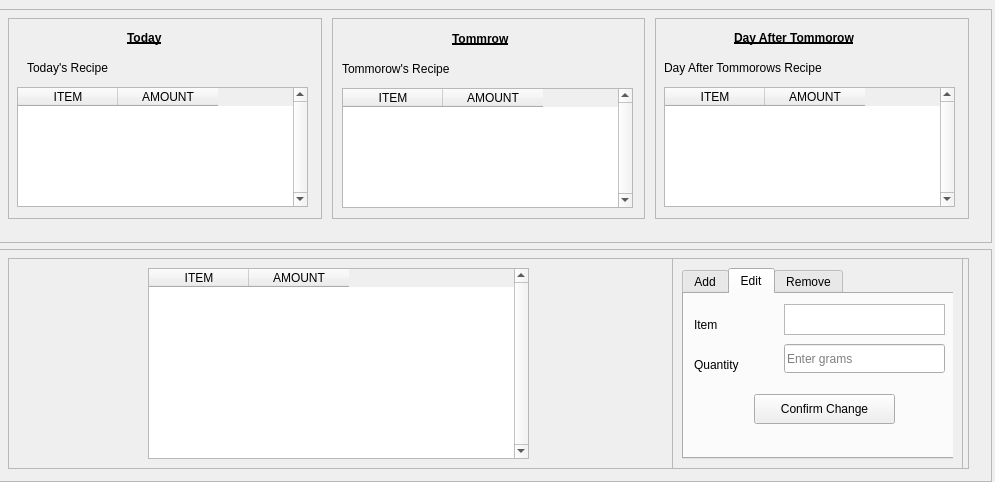
This is src/frontend/main.ui in tcassar/great-uni-hack-scran as Qt 5 draws it before an edit. The edited form follows.
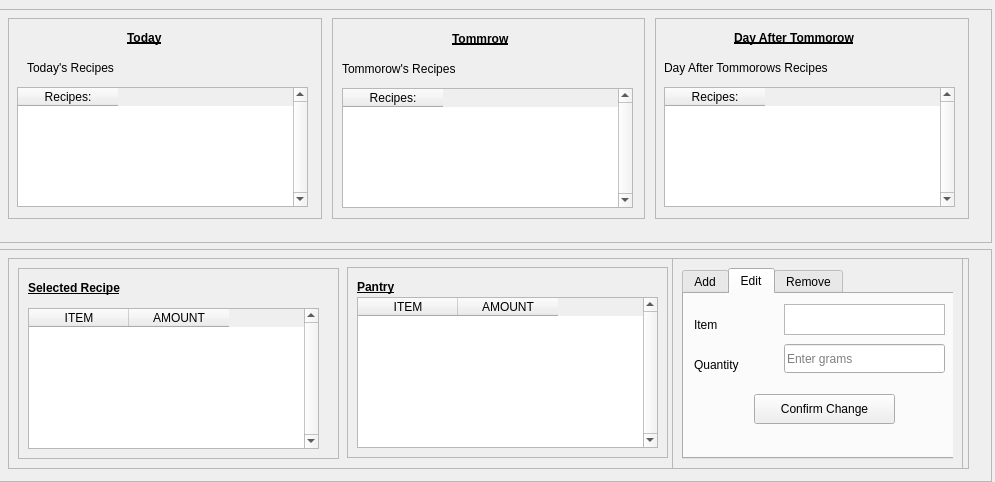
This is the edited form. The open tabs and pages were chosen to show the change.

Commit message: recipe selector added

```diff
--- a/src/frontend/main.ui
+++ b/src/frontend/main.ui
@@ -139,16 +139,11 @@
                 <enum>Qt::SolidLine</enum>
                </property>
                <property name="columnCount">
-                <number>2</number>
+                <number>1</number>
                </property>
                <column>
                 <property name="text">
-                 <string>ITEM</string>
-                </property>
-               </column>
-               <column>
-                <property name="text">
-                 <string>AMOUNT</string>
+                 <string>Recipes:</string>
                 </property>
                </column>
               </widget>
@@ -157,12 +152,12 @@
                 <rect>
                  <x>20</x>
                  <y>40</y>
-                 <width>121</width>
+                 <width>131</width>
                  <height>21</height>
                 </rect>
                </property>
                <property name="text">
-                <string>Today's Recipe</string>
+                <string>Today's Recipes</string>
                </property>
               </widget>
              </widget>
@@ -205,47 +200,6 @@
                 <string>Tommrow</string>
                </property>
               </widget>
-              <widget class="QTableWidget" name="tommorrowTable">
-               <property name="geometry">
-                <rect>
-                 <x>10</x>
-                 <y>70</y>
-                 <width>291</width>
-                 <height>120</height>
-                </rect>
-               </property>
-               <property name="verticalScrollBarPolicy">
-                <enum>Qt::ScrollBarAlwaysOn</enum>
-               </property>
-               <property name="horizontalScrollBarPolicy">
-                <enum>Qt::ScrollBarAlwaysOff</enum>
-               </property>
-               <property name="sizeAdjustPolicy">
-                <enum>QAbstractScrollArea::AdjustToContents</enum>
-               </property>
-               <property name="textElideMode">
-                <enum>Qt::ElideRight</enum>
-               </property>
-               <property name="showGrid">
-                <bool>true</bool>
-               </property>
-               <property name="gridStyle">
-                <enum>Qt::SolidLine</enum>
-               </property>
-               <property name="columnCount">
-                <number>2</number>
-               </property>
-               <column>
-                <property name="text">
-                 <string>ITEM</string>
-                </property>
-               </column>
-               <column>
-                <property name="text">
-                 <string>AMOUNT</string>
-                </property>
-               </column>
-              </widget>
               <widget class="QLabel" name="tommorowRecipe">
                <property name="geometry">
                 <rect>
@@ -256,9 +210,45 @@
                 </rect>
                </property>
                <property name="text">
-                <string>Tommorow's Recipe</string>
+                <string>Tommorow's Recipes</string>
                </property>
               </widget>
+              <widget class="QTableWidget" name="tommorowTable">
+               <property name="geometry">
+                <rect>
+                 <x>10</x>
+                 <y>70</y>
+                 <width>291</width>
+                 <height>120</height>
+                </rect>
+               </property>
+               <property name="verticalScrollBarPolicy">
+                <enum>Qt::ScrollBarAlwaysOn</enum>
+               </property>
+               <property name="horizontalScrollBarPolicy">
+                <enum>Qt::ScrollBarAlwaysOff</enum>
+               </property>
+               <property name="sizeAdjustPolicy">
+                <enum>QAbstractScrollArea::AdjustToContents</enum>
+               </property>
+               <property name="textElideMode">
+                <enum>Qt::ElideRight</enum>
+               </property>
+               <property name="showGrid">
+                <bool>true</bool>
+               </property>
+               <property name="gridStyle">
+                <enum>Qt::SolidLine</enum>
+               </property>
+               <property name="columnCount">
+                <number>1</number>
+               </property>
+               <column>
+                <property name="text">
+                 <string>Recipes:</string>
+                </property>
+               </column>
+              </widget>
              </widget>
             </widget>
            </item>
@@ -299,47 +289,6 @@
                 <string>Day After Tommorow</string>
                </property>
               </widget>
-              <widget class="QTableWidget" name="dayAfterTable">
-               <property name="geometry">
-                <rect>
-                 <x>10</x>
-                 <y>70</y>
-                 <width>291</width>
-                 <height>120</height>
-                </rect>
-               </property>
-               <property name="verticalScrollBarPolicy">
-                <enum>Qt::ScrollBarAlwaysOn</enum>
-               </property>
-               <property name="horizontalScrollBarPolicy">
-                <enum>Qt::ScrollBarAlwaysOff</enum>
-               </property>
-               <property name="sizeAdjustPolicy">
-                <enum>QAbstractScrollArea::AdjustToContents</enum>
-               </property>
-               <property name="textElideMode">
-                <enum>Qt::ElideRight</enum>
-               </property>
-               <property name="showGrid">
-                <bool>true</bool>
-               </property>
-               <property name="gridStyle">
-                <enum>Qt::SolidLine</enum>
-               </property>
-               <property name="columnCount">
-                <number>2</number>
-               </property>
-               <column>
-                <property name="text">
-                 <string>ITEM</string>
-                </property>
-               </column>
-               <column>
-                <property name="text">
-                 <string>AMOUNT</string>
-                </property>
-               </column>
-              </widget>
               <widget class="QLabel" name="dayAfterRecipe">
                <property name="geometry">
                 <rect>
@@ -350,9 +299,45 @@
                 </rect>
                </property>
                <property name="text">
-                <string>Day After Tommorows Recipe</string>
+                <string>Day After Tommorows Recipes</string>
                </property>
               </widget>
+              <widget class="QTableWidget" name="dayAfterTable">
+               <property name="geometry">
+                <rect>
+                 <x>10</x>
+                 <y>70</y>
+                 <width>291</width>
+                 <height>120</height>
+                </rect>
+               </property>
+               <property name="verticalScrollBarPolicy">
+                <enum>Qt::ScrollBarAlwaysOn</enum>
+               </property>
+               <property name="horizontalScrollBarPolicy">
+                <enum>Qt::ScrollBarAlwaysOff</enum>
+               </property>
+               <property name="sizeAdjustPolicy">
+                <enum>QAbstractScrollArea::AdjustToContents</enum>
+               </property>
+               <property name="textElideMode">
+                <enum>Qt::ElideRight</enum>
+               </property>
+               <property name="showGrid">
+                <bool>true</bool>
+               </property>
+               <property name="gridStyle">
+                <enum>Qt::SolidLine</enum>
+               </property>
+               <property name="columnCount">
+                <number>1</number>
+               </property>
+               <column>
+                <property name="text">
+                 <string>Recipes:</string>
+                </property>
+               </column>
+              </widget>
              </widget>
             </widget>
            </item>
@@ -401,47 +386,6 @@
              <property name="frameShadow">
               <enum>QFrame::Raised</enum>
              </property>
-             <widget class="QTableWidget" name="ItemsTable">
-              <property name="geometry">
-               <rect>
-                <x>140</x>
-                <y>10</y>
-                <width>381</width>
-                <height>191</height>
-               </rect>
-              </property>
-              <property name="verticalScrollBarPolicy">
-               <enum>Qt::ScrollBarAlwaysOn</enum>
-              </property>
-              <property name="sizeAdjustPolicy">
-               <enum>QAbstractScrollArea::AdjustToContents</enum>
-              </property>
-              <property name="gridStyle">
-               <enum>Qt::SolidLine</enum>
-              </property>
-              <property name="sortingEnabled">
-               <bool>true</bool>
-              </property>
-              <property name="rowCount">
-               <number>0</number>
-              </property>
-              <property name="columnCount">
-               <number>2</number>
-              </property>
-              <attribute name="horizontalHeaderCascadingSectionResizes">
-               <bool>false</bool>
-              </attribute>
-              <column>
-               <property name="text">
-                <string>ITEM</string>
-               </property>
-              </column>
-              <column>
-               <property name="text">
-                <string>AMOUNT</string>
-               </property>
-              </column>
-             </widget>
              <widget class="QFrame" name="listEditFrame">
               <property name="enabled">
                <bool>true</bool>
@@ -734,6 +678,146 @@
                </widget>
               </widget>
              </widget>
+             <widget class="QFrame" name="pantryTableFrame">
+              <property name="geometry">
+               <rect>
+                <x>339</x>
+                <y>9</y>
+                <width>321</width>
+                <height>191</height>
+               </rect>
+              </property>
+              <property name="frameShape">
+               <enum>QFrame::StyledPanel</enum>
+              </property>
+              <property name="frameShadow">
+               <enum>QFrame::Raised</enum>
+              </property>
+              <widget class="QTableWidget" name="pantryTable">
+               <property name="geometry">
+                <rect>
+                 <x>10</x>
+                 <y>30</y>
+                 <width>301</width>
+                 <height>151</height>
+                </rect>
+               </property>
+               <property name="verticalScrollBarPolicy">
+                <enum>Qt::ScrollBarAlwaysOn</enum>
+               </property>
+               <property name="sizeAdjustPolicy">
+                <enum>QAbstractScrollArea::AdjustToContents</enum>
+               </property>
+               <property name="gridStyle">
+                <enum>Qt::SolidLine</enum>
+               </property>
+               <property name="sortingEnabled">
+                <bool>true</bool>
+               </property>
+               <property name="rowCount">
+                <number>0</number>
+               </property>
+               <property name="columnCount">
+                <number>2</number>
+               </property>
+               <attribute name="horizontalHeaderCascadingSectionResizes">
+                <bool>false</bool>
+               </attribute>
+               <column>
+                <property name="text">
+                 <string>ITEM</string>
+                </property>
+               </column>
+               <column>
+                <property name="text">
+                 <string>AMOUNT</string>
+                </property>
+               </column>
+              </widget>
+              <widget class="QLabel" name="pantryLabel">
+               <property name="geometry">
+                <rect>
+                 <x>10</x>
+                 <y>10</y>
+                 <width>80</width>
+                 <height>21</height>
+                </rect>
+               </property>
+               <property name="text">
+                <string>&lt;html&gt;&lt;head/&gt;&lt;body&gt;&lt;p&gt;&lt;span style=&quot; font-weight:600; text-decoration: underline;&quot;&gt;Pantry&lt;/span&gt;&lt;/p&gt;&lt;/body&gt;&lt;/html&gt;</string>
+               </property>
+              </widget>
+             </widget>
+             <widget class="QFrame" name="selectedRecipeFrame">
+              <property name="geometry">
+               <rect>
+                <x>10</x>
+                <y>10</y>
+                <width>321</width>
+                <height>191</height>
+               </rect>
+              </property>
+              <property name="frameShape">
+               <enum>QFrame::StyledPanel</enum>
+              </property>
+              <property name="frameShadow">
+               <enum>QFrame::Raised</enum>
+              </property>
+              <widget class="QLabel" name="pantryLabel_2">
+               <property name="geometry">
+                <rect>
+                 <x>10</x>
+                 <y>10</y>
+                 <width>141</width>
+                 <height>21</height>
+                </rect>
+               </property>
+               <property name="text">
+                <string>&lt;html&gt;&lt;head/&gt;&lt;body&gt;&lt;p&gt;&lt;span style=&quot; font-weight:600; text-decoration: underline;&quot;&gt;Selected Recipe&lt;/span&gt;&lt;/p&gt;&lt;/body&gt;&lt;/html&gt;</string>
+               </property>
+              </widget>
+              <widget class="QTableWidget" name="todayTable_2">
+               <property name="geometry">
+                <rect>
+                 <x>10</x>
+                 <y>40</y>
+                 <width>291</width>
+                 <height>141</height>
+                </rect>
+               </property>
+               <property name="verticalScrollBarPolicy">
+                <enum>Qt::ScrollBarAlwaysOn</enum>
+               </property>
+               <property name="horizontalScrollBarPolicy">
+                <enum>Qt::ScrollBarAlwaysOff</enum>
+               </property>
+               <property name="sizeAdjustPolicy">
+                <enum>QAbstractScrollArea::AdjustToContents</enum>
+               </property>
+               <property name="textElideMode">
+                <enum>Qt::ElideRight</enum>
+               </property>
+               <property name="showGrid">
+                <bool>true</bool>
+               </property>
+               <property name="gridStyle">
+                <enum>Qt::SolidLine</enum>
+               </property>
+               <property name="columnCount">
+                <number>2</number>
+               </property>
+               <column>
+                <property name="text">
+                 <string>ITEM</string>
+                </property>
+               </column>
+               <column>
+                <property name="text">
+                 <string>AMOUNT</string>
+                </property>
+               </column>
+              </widget>
+             </widget>
             </widget>
            </item>
           </layout>
```
Left out of the diff: 4 changed lines with no effect on the pictures. The commit also changes 1 other file.
